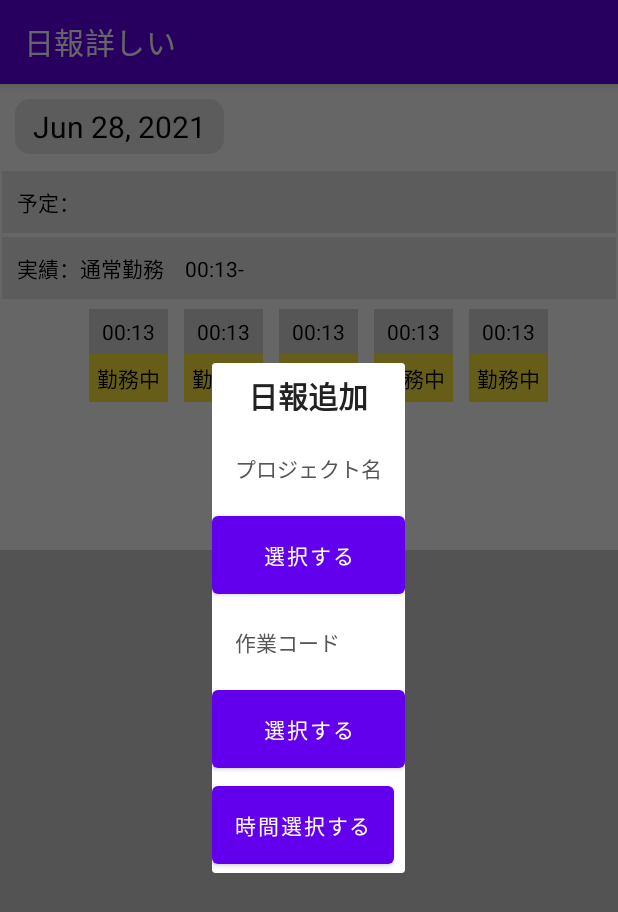
After one commit to chenzhizsqq/CzOffice, an Android app: the fragment ReportAddDialog placed in its activity, on a phone screen of 412 x 824 dp. The commit adds this screen. Shown: the top 912 px of the screen. Run offline under Robolectric (Android 15) with nearby library versions, the phone set to English and light mode, and no system bars.

Commit message:
主画面，第四个次画面 -》 日报详细页面 -》 日报追加  基本设计80%

```diff
--- /dev/null
+++ b/app/src/main/java/com/example/etoffice/ui/report/ReportAddDialog.kt
@@ -0,0 +1,65 @@
+package com.example.etoffice.ui.report
+
+import android.app.TimePickerDialog
+import android.app.TimePickerDialog.OnTimeSetListener
+import android.graphics.drawable.ColorDrawable
+import android.os.Bundle
+import android.view.*
+import android.widget.TextView
+import androidx.annotation.NonNull
+import androidx.annotation.Nullable
+import androidx.fragment.app.DialogFragment
+import java.util.*
+import com.example.etoffice.R
+
+class ReportAddDialog : DialogFragment() {
+    override fun onCreateView(
+        @NonNull inflater: LayoutInflater,
+        @Nullable container: ViewGroup?,
+        @Nullable savedInstanceState: Bundle?
+    ): View {
+        val view: View = inflater.inflate(R.layout.dialog_report_add, container)
+        val buttonTimeOpen = view.findViewById<TextView>(R.id.time_open)
+
+        buttonTimeOpen.setOnClickListener {
+            val myCalender = Calendar.getInstance()
+            val hour = myCalender[Calendar.HOUR_OF_DAY]
+            val minute = myCalender[Calendar.MINUTE]
+            val myTimeListener =
+                OnTimeSetListener { view, hourOfDay, minute ->
+                    if (view.isShown) {
+                        myCalender[Calendar.HOUR_OF_DAY] = hourOfDay
+                        myCalender[Calendar.MINUTE] = minute
+                    }
+                }
+            val timePickerDialog = TimePickerDialog(
+                getActivity(),
+                R.style.Theme_MaterialComponents_NoActionBar_Bridge,
+                myTimeListener,
+                hour,
+                minute,
+                true
+            )
+
+            //去掉dialog的标题，需要在setContentView()之前
+            timePickerDialog.requestWindowFeature(Window.FEATURE_NO_TITLE)
+            val window = timePickerDialog.window
+            //去掉dialog默认的padding
+            window!!.decorView.setPadding(0, 0, 0, 0)
+            val lp = window.attributes
+            lp.width = WindowManager.LayoutParams.MATCH_PARENT
+            lp.height = WindowManager.LayoutParams.WRAP_CONTENT
+            //设置dialog的位置在底部
+            lp.gravity = Gravity.BOTTOM
+            //设置dialog的动画
+            lp.windowAnimations = R.style.BottomDialogAnimation
+            window.attributes = lp
+            window.setBackgroundDrawable(ColorDrawable())
+            timePickerDialog.setTitle("Choose hour:")
+            timePickerDialog.window!!.setBackgroundDrawableResource(R.color.design_default_color_secondary_variant)
+            timePickerDialog.show()
+        }
+
+        return view
+    }
+}
--- a/app/src/main/java/com/example/etoffice/ui/report/ReportDetail.kt
+++ b/app/src/main/java/com/example/etoffice/ui/report/ReportDetail.kt
@@ -1,12 +1,24 @@
 package com.example.etoffice.ui.report
 
+import android.os.Bundle
+import android.view.View
+import android.widget.ImageView
 import androidx.appcompat.app.AppCompatActivity
-import android.os.Bundle
 import com.example.etoffice.R
 
-class ReportDetail : AppCompatActivity() {
+
+class ReportDetail : AppCompatActivity(), View.OnClickListener {
+    lateinit var buttonImageButton1 : ImageView
     override fun onCreate(savedInstanceState: Bundle?) {
         super.onCreate(savedInstanceState)
         setContentView(R.layout.activity_report_detail)
+        buttonImageButton1 = findViewById(R.id.imageButton1)
+        buttonImageButton1.setOnClickListener(this)
+    }
+
+    override fun onClick(view: View) {
+        when (view.id) {
+            R.id.imageButton1 -> ReportAddDialog().show(supportFragmentManager, "1'")
+        }
     }
 }
--- /dev/null
+++ b/app/src/main/res/anim/dialog_bottom_down.xml
@@ -0,0 +1,8 @@
+<?xml version="1.0" encoding="utf-8"?>
+<set xmlns:android="http://schemas.android.com/apk/res/android">
+    <translate
+        android:duration="@android:integer/config_mediumAnimTime"
+        android:interpolator="@android:anim/accelerate_interpolator"
+        android:fromYDelta="0"
+        android:toYDelta="100%p"/>
+</set>
--- /dev/null
+++ b/app/src/main/res/anim/dialog_bottom_up.xml
@@ -0,0 +1,8 @@
+<?xml version="1.0" encoding="utf-8"?>
+<set xmlns:android="http://schemas.android.com/apk/res/android">
+    <translate
+        android:duration="@android:integer/config_mediumAnimTime"
+        android:interpolator="@android:anim/accelerate_interpolator"
+        android:toYDelta="0"
+        android:fromYDelta="100%p"/>
+</set>
--- a/app/src/main/res/layout/activity_report_detail.xml
+++ b/app/src/main/res/layout/activity_report_detail.xml
@@ -73,6 +73,7 @@
                 android:layout_height="match_parent">
 
                 <TableRow
+                    android:gravity="right"
                     android:layout_width="match_parent"
                     android:layout_height="match_parent">
 
@@ -87,6 +88,7 @@
                 </TableRow>
 
                 <TableRow
+                    android:gravity="right"
                     android:layout_width="match_parent"
                     android:layout_height="match_parent">
 
@@ -239,6 +241,8 @@
             </TableLayout>
         </TableRow>
         <TableRow
+            android:id="@+id/tableRow_report_add"
+            android:gravity="center"
             android:padding="10dp"
             android:layout_width="match_parent"
             android:layout_height="match_parent">
@@ -254,8 +258,8 @@
                     android:layout_width="match_parent"
                     android:layout_height="match_parent">
 
-                    <ImageButton
-                        android:id="@+id/imageButton"
+                    <ImageView
+                        android:id="@+id/imageButton1"
                         android:layout_width="0dp"
                         android:layout_height="wrap_content"
                         android:background="#FFFFFF"
--- /dev/null
+++ b/app/src/main/res/layout/dialog_report_add.xml
@@ -0,0 +1,64 @@
+<?xml version="1.0" encoding="utf-8"?>
+<LinearLayout xmlns:android="http://schemas.android.com/apk/res/android"
+    android:layout_width="match_parent"
+    android:orientation="vertical"
+    android:layout_height="wrap_content">
+    <TextView
+        android:layout_width="match_parent"
+        android:layout_height="44dp"
+        android:text="日報追加"
+        android:textSize="20dp"
+        android:textColor="#222"
+        android:textStyle="bold"
+        android:gravity="center"
+        />
+    <TextView
+        android:layout_width="wrap_content"
+        android:layout_height="wrap_content"
+        android:padding="15dp"
+        android:text="プロジェクト名"
+        android:textSize="14dp"
+        android:textColor="#555"
+        android:gravity="center|left"
+        />
+    <Button
+        android:layout_width="match_parent"
+        android:layout_height="wrap_content"
+        android:padding="15dp"
+        android:text="選択する"
+        android:textSize="14dp"
+        android:textColor="#FFFFFF"
+        android:gravity="center"
+        />
+    <TextView
+        android:layout_width="wrap_content"
+        android:layout_height="wrap_content"
+        android:padding="15dp"
+        android:text="作業コード"
+        android:textSize="14dp"
+        android:textColor="#555"
+        android:gravity="center|left"
+        />
+    <Button
+        android:layout_width="match_parent"
+        android:layout_height="wrap_content"
+        android:padding="15dp"
+        android:text="選択する"
+        android:textSize="14dp"
+        android:textColor="#FFFFFF"
+        android:gravity="center"
+        />
+    <Button
+        android:id="@+id/time_open"
+        android:layout_width="wrap_content"
+        android:layout_height="wrap_content"
+        android:padding="15dp"
+        android:text="時間選択する"
+        android:textSize="14dp"
+        android:textColor="#FFFFFF"
+        android:gravity="center|left"
+        />
+
+
+
+</LinearLayout>
```
Also changed, not shown: app/src/main/res/anim/dialog_top_hide.xml (added, +8 -0 lines), app/src/main/res/anim/dialog_top_show.xml (added, +8 -0 lines), app/src/main/res/values/styles.xml (added, +22 -0 lines).
